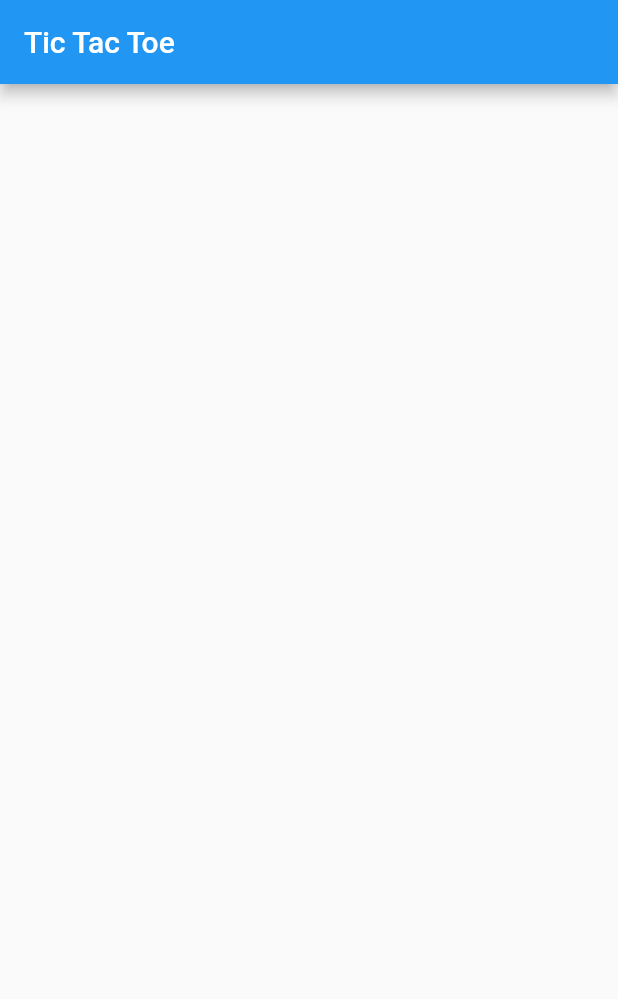
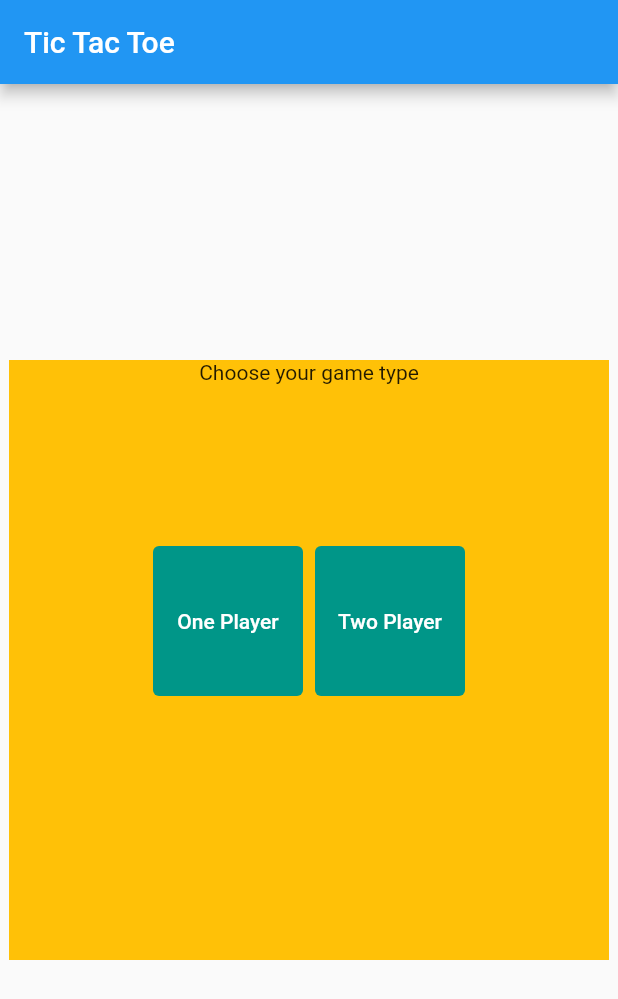
Before and after one commit to ScherrerMichael/Tic-Tac, a Flutter app: the screen it shows after launch, on a phone screen of 412 x 824 dp. Shown: the top 999 px of the screen. Run offline on Flutter 3.47's test engine with Material 2 defaults, Android fonts, the phone set to English and light mode, and no system bars.

Commit message:
added a stack widget for the game menu

```diff
--- a/lib/main.dart
+++ b/lib/main.dart
@@ -12,6 +12,8 @@ void main() => runApp(MyApp());
 //prompt how many players
 //choose symbol
 //play game
+
+// this main app widget keeps track of the child widget, Grid.
 
 class MyApp extends StatefulWidget {
   _MyAppState createState() => _MyAppState();
@@ -33,12 +35,17 @@ class _MyAppState extends State<MyApp> {
         appBar: AppBar(
           title: Text('Tic Tac Toe'),
         ),
-        body: Center(
-          child: Grid(
+        body: Stack(children: [
+          Grid(
             active: _active,
             onChanged: _handleShowGrid,
           ),
-        ),
+          AnimatedPositioned(
+            child: Menu(),
+            duration: Duration(seconds: 5),
+            curve: Curves.bounceIn,
+          )
+        ]),
       ),
     );
   }
--- a/lib/welcome.dart
+++ b/lib/welcome.dart
@@ -1 +1,57 @@
 //Welcome screen for when user started the app.
+import 'package:flutter/material.dart';
+
+class Menu extends StatefulWidget {
+  _MenuState createState() => _MenuState();
+}
+
+class _MenuState extends State<Menu> {
+  void _createGame() {}
+
+  Widget build(BuildContext buildContext) {
+    return (Center(
+        child: Container(
+            width: 400,
+            height: 400,
+            color: Colors.amber,
+            child: Column(
+              children: [
+                Text('Choose your game type'),
+                SizedBox(
+                  height: 100,
+                ),
+                ButtonBar(
+                  alignment: MainAxisAlignment.center,
+                  children: [
+                    TextButton(
+                      style: TextButton.styleFrom(
+                        minimumSize: Size(100, 100),
+                        primary: Colors.white,
+                        backgroundColor: Colors.teal,
+                        onSurface: Colors.grey,
+                      ),
+                      child: Text('One Player'),
+                      onPressed: () {
+                        print('One player selected');
+                        _createGame();
+                      },
+                    ),
+                    TextButton(
+                      style: TextButton.styleFrom(
+                        minimumSize: Size(100, 100),
+                        primary: Colors.white,
+                        backgroundColor: Colors.teal,
+                        onSurface: Colors.grey,
+                      ),
+                      child: Text('Two Player'),
+                      onPressed: () {
+                        print('Two Player Selected');
+                        _createGame();
+                      },
+                    )
+                  ],
+                )
+              ],
+            ))));
+  }
+}
```
